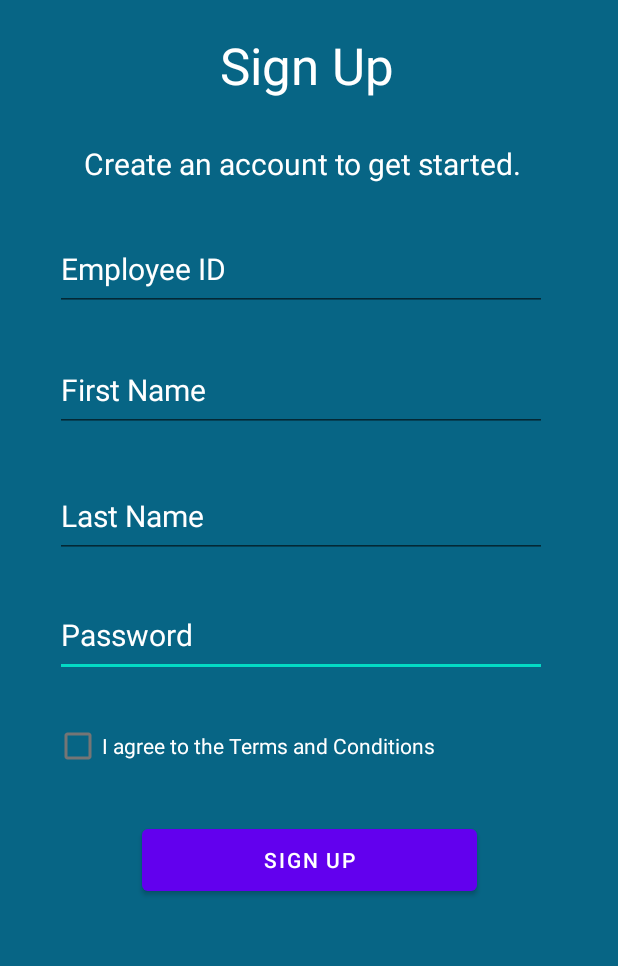
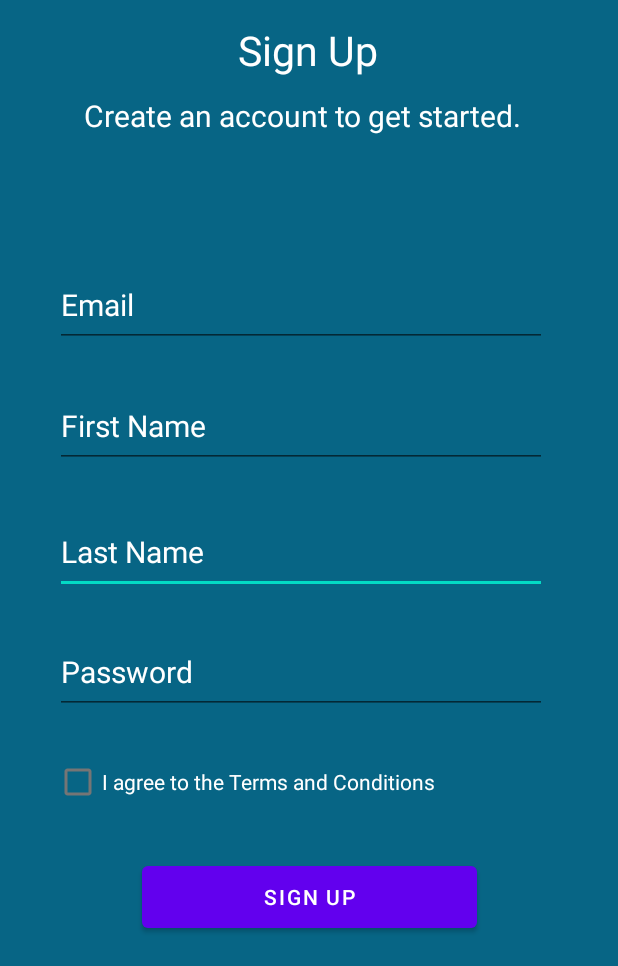
Before and after one commit to pagawaanNgCode/MedicalQRCodeInventorySystem, an Android app: the SignUpActivity screen opened directly, with no data from a screen before it, on a phone screen of 412 x 824 dp, the part 270-1236 px from its top. Run offline under Robolectric (Android 15) with nearby library versions, the phone set to English and light mode, and no system bars; our stand-ins replace Volley; network calls fail.

```diff
--- a/app/src/main/AndroidManifest.xml
+++ b/app/src/main/AndroidManifest.xml
@@ -13,7 +13,10 @@
         android:supportsRtl="true"
         android:theme="@style/Theme.MedicalQRCodeInventorySystem"
         android:usesCleartextTraffic="true">
-        <activity android:name=".MainActivity"></activity>
+        <activity android:name=".report.ReportEquipmentActivity"></activity>
+        <activity android:name=".landing.ReportLandingActivity" />
+        <activity android:name=".landing.BorrowOrReportActivity" />
+        <activity android:name=".MainActivity" />
         <activity android:name=".equipments.ViewEquipmentActivity" />
         <activity android:name=".equipments.EquipmentListActivity" />
         <activity android:name=".TestActivity" />
@@ -24,6 +27,7 @@
         <activity android:name=".landing.LandingActivity" />
         <activity android:name=".user.SignUpActivity" />
         <activity android:name=".scanner.QRCodeScannerActivity" />
+        <activity android:name=".util.ActivityDispatcherUtil" />
         <activity android:name=".SplashActivity">
             <intent-filter>
                 <action android:name="android.intent.action.MAIN" />
--- a/app/src/main/java/com/app/medicalqrcodeinventorysystem/SplashActivity.java
+++ b/app/src/main/java/com/app/medicalqrcodeinventorysystem/SplashActivity.java
@@ -25,6 +25,6 @@ public class SplashActivity extends AppCompatActivity {
             Intent intent=new Intent(SplashActivity.this, MainActivity.class);
             startActivity(intent);
             finish();
-        },2000);
+        },100);  // TODO return to 5000
     }
 }
--- a/app/src/main/java/com/app/medicalqrcodeinventorysystem/environment/Environment.java
+++ b/app/src/main/java/com/app/medicalqrcodeinventorysystem/environment/Environment.java
@@ -2,7 +2,7 @@ package com.app.medicalqrcodeinventorysystem.environment;
 
 public class Environment {
 
-//    public static final String ROOT_PATH = "http://192.168.1.11/medical-qr-system";
-
-    public static final String ROOT_PATH = "http://qrcodeinventorysystem.site";
+    public static final String ROOT_PATH = "http://192.168.1.13/medical-qr-system";
+//
+//    public static final String ROOT_PATH = "http://qrcodeinventorysystem.site";
 }
--- a/app/src/main/res/layout/activity_main.xml
+++ b/app/src/main/res/layout/activity_main.xml
@@ -24,7 +24,7 @@
         android:layout_width="270dp"
         android:layout_height="55dp"
         android:ems="10"
-        android:hint="Enter Employee ID"
+        android:hint="Enter Email"
         android:inputType="textPersonName"
         android:textColor="@color/white"
         android:textColorHint="@color/white"
@@ -84,7 +84,7 @@
         android:layout_width="323dp"
         android:layout_height="34dp"
         android:gravity="center"
-        android:textColor="@color/design_default_color_error"
+        android:textColor="@android:color/holo_red_light"
         android:textSize="18sp"
         app:layout_constraintBottom_toBottomOf="parent"
         app:layout_constraintEnd_toEndOf="parent"
--- a/app/src/main/res/layout/activity_sign_up.xml
+++ b/app/src/main/res/layout/activity_sign_up.xml
@@ -20,61 +20,72 @@
         app:layout_constraintVertical_bias="0.007"
          />
 
-    <EditText
-        android:id="@+id/passwordSignUpTxt"
-        android:layout_width="328dp"
-        android:layout_height="55dp"
-        android:ems="10"
-        android:hint="Password"
-        android:textColorHint="@color/white"
-        android:inputType="textPassword"
-        android:textColor="@color/white"
-        android:textSize="20sp"
-        app:layout_constraintBottom_toBottomOf="parent"
-        app:layout_constraintEnd_toEndOf="parent"
-        app:layout_constraintHorizontal_bias="0.433"
-        app:layout_constraintStart_toStartOf="parent"
-        app:layout_constraintTop_toTopOf="parent"
-        app:layout_constraintVertical_bias="0.73" />
-
     <TextView
         android:id="@+id/textView"
-        android:layout_width="331dp"
-        android:layout_height="53dp"
+        android:layout_width="288dp"
+        android:layout_height="35dp"
         android:gravity="center"
         android:text="Sign Up"
         android:textColor="@color/white"
         android:textColorHint="@color/white"
-        android:textSize="34sp"
+        android:textSize="27sp"
         app:layout_constraintBottom_toBottomOf="parent"
         app:layout_constraintEnd_toEndOf="parent"
-        app:layout_constraintHorizontal_bias="0.487"
+        app:layout_constraintHorizontal_bias="0.495"
         app:layout_constraintStart_toStartOf="parent"
         app:layout_constraintTop_toTopOf="parent"
-        app:layout_constraintVertical_bias="0.197" />
+        app:layout_constraintVertical_bias="0.189" />
 
     <TextView
-        android:id="@+id/textView2"
+        android:id="@+id/errorMessageTxtView"
         android:layout_width="331dp"
         android:layout_height="34dp"
         android:gravity="center"
-        android:text="Create an account to get started."
+        android:textColor="@android:color/holo_red_light"
+        android:textColorHint="@color/white"
         android:textSize="20sp"
-        android:textColor="@color/white"
-        android:textColorHint="@color/white"
         app:layout_constraintBottom_toBottomOf="parent"
         app:layout_constraintEnd_toEndOf="parent"
         app:layout_constraintHorizontal_bias="0.45"
         app:layout_constraintStart_toStartOf="parent"
         app:layout_constraintTop_toTopOf="parent"
-        app:layout_constraintVertical_bias="0.294" />
+        app:layout_constraintVertical_bias="0.328" />
+
+    <TextView
+        android:id="@+id/textView10"
+        android:layout_width="331dp"
+        android:layout_height="34dp"
+        android:gravity="center"
+        android:text="Create an account to get started."
+        android:textColor="@color/white"
+        android:textColorHint="@color/white"
+        android:textSize="20sp"
+        app:layout_constraintBottom_toBottomOf="parent"
+        app:layout_constraintEnd_toEndOf="parent"
+        app:layout_constraintHorizontal_bias="0.45"
+        app:layout_constraintStart_toStartOf="parent"
+        app:layout_constraintTop_toTopOf="parent"
+        app:layout_constraintVertical_bias="0.251" />
+
+    <Button
+        android:id="@+id/registerBtn"
+        android:layout_width="223dp"
+        android:layout_height="53dp"
+        android:onClick="register"
+        android:text="Sign Up"
+        app:iconTint="@color/black"
+        app:layout_constraintBottom_toBottomOf="parent"
+        app:layout_constraintEnd_toEndOf="parent"
+        app:layout_constraintStart_toStartOf="parent"
+        app:layout_constraintTop_toTopOf="parent"
+        app:layout_constraintVertical_bias="0.973" />
 
     <EditText
-        android:id="@+id/employeeIdTxt"
+        android:id="@+id/lastNameTxt"
         android:layout_width="328dp"
         android:layout_height="55dp"
         android:ems="10"
-        android:hint="Employee ID"
+        android:hint="Last Name"
         android:inputType="textPersonName"
         android:textColor="@color/white"
         android:textColorHint="@color/white"
@@ -84,7 +95,37 @@
         app:layout_constraintHorizontal_bias="0.433"
         app:layout_constraintStart_toStartOf="parent"
         app:layout_constraintTop_toTopOf="parent"
-        app:layout_constraintVertical_bias="0.387" />
+        app:layout_constraintVertical_bias="0.652" />
+
+    <CheckBox
+        android:id="@+id/agreeCBox"
+        android:layout_width="321dp"
+        android:layout_height="40dp"
+        android:text="I agree to the Terms and Conditions"
+        android:textColor="@color/white"
+        app:layout_constraintBottom_toBottomOf="parent"
+        app:layout_constraintEnd_toEndOf="parent"
+        app:layout_constraintHorizontal_bias="0.4"
+        app:layout_constraintStart_toStartOf="parent"
+        app:layout_constraintTop_toTopOf="parent"
+        app:layout_constraintVertical_bias="0.859" />
+
+    <EditText
+        android:id="@+id/passwordSignUpTxt"
+        android:layout_width="328dp"
+        android:layout_height="55dp"
+        android:ems="10"
+        android:hint="Password"
+        android:inputType="textPassword"
+        android:textColor="@color/white"
+        android:textColorHint="@color/white"
+        android:textSize="20sp"
+        app:layout_constraintBottom_toBottomOf="parent"
+        app:layout_constraintEnd_toEndOf="parent"
+        app:layout_constraintHorizontal_bias="0.433"
+        app:layout_constraintStart_toStartOf="parent"
+        app:layout_constraintTop_toTopOf="parent"
+        app:layout_constraintVertical_bias="0.764" />
 
     <EditText
         android:id="@+id/firstNameTxt"
@@ -100,49 +141,24 @@
         app:layout_constraintEnd_toEndOf="parent"
         app:layout_constraintHorizontal_bias="0.433"
         app:layout_constraintStart_toStartOf="parent"
-        app:layout_constraintTop_toTopOf="parent" />
+        app:layout_constraintTop_toTopOf="parent"
+        app:layout_constraintVertical_bias="0.534" />
 
     <EditText
-        android:id="@+id/lastNameTxt"
+        android:id="@+id/employeeIdTxt"
         android:layout_width="328dp"
         android:layout_height="55dp"
         android:ems="10"
-        android:hint="Last Name"
-        android:textColorHint="@color/white"
+        android:hint="Email"
         android:inputType="textPersonName"
         android:textColor="@color/white"
+        android:textColorHint="@color/white"
         android:textSize="20sp"
         app:layout_constraintBottom_toBottomOf="parent"
         app:layout_constraintEnd_toEndOf="parent"
         app:layout_constraintHorizontal_bias="0.433"
         app:layout_constraintStart_toStartOf="parent"
         app:layout_constraintTop_toTopOf="parent"
-        app:layout_constraintVertical_bias="0.618" />
-
-    <CheckBox
-        android:id="@+id/agreeCBox"
-        android:layout_width="321dp"
-        android:layout_height="40dp"
-        android:textColor="@color/white"
-        android:text="I agree to the Terms and Conditions"
-        app:layout_constraintBottom_toBottomOf="parent"
-        app:layout_constraintEnd_toEndOf="parent"
-        app:layout_constraintHorizontal_bias="0.4"
-        app:layout_constraintStart_toStartOf="parent"
-        app:layout_constraintTop_toTopOf="parent"
-        app:layout_constraintVertical_bias="0.826" />
-
-    <Button
-        android:id="@+id/registerBtn"
-        android:layout_width="223dp"
-        android:layout_height="53dp"
-        android:onClick="register"
-        android:text="Sign Up"
-        app:iconTint="@color/black"
-        app:layout_constraintBottom_toBottomOf="parent"
-        app:layout_constraintEnd_toEndOf="parent"
-        app:layout_constraintStart_toStartOf="parent"
-        app:layout_constraintTop_toTopOf="parent"
-        app:layout_constraintVertical_bias="0.938" />
+        app:layout_constraintVertical_bias="0.421" />
 
 </androidx.constraintlayout.widget.ConstraintLayout>
```
Also changed, not shown: app/src/main/java/com/app/medicalqrcodeinventorysystem/MainActivity.java (+4 -3 lines), app/src/main/java/com/app/medicalqrcodeinventorysystem/dto/ReportEquipmentDTO.java (added, +9 -0 lines), app/src/main/java/com/app/medicalqrcodeinventorysystem/landing/BorrowOrReportActivity.java (added, +49 -0 lines), app/src/main/java/com/app/medicalqrcodeinventorysystem/landing/ReportLandingActivity.java (added, +40 -0 lines), app/src/main/java/com/app/medicalqrcodeinventorysystem/report/ReportEquipmentActivity.java (added, +132 -0 lines), app/src/main/java/com/app/medicalqrcodeinventorysystem/scanner/QRCodeScannerActivity.java (+7 -8 lines), app/src/main/java/com/app/medicalqrcodeinventorysystem/user/SignUpActivity.java (+13 -10 lines), app/src/main/java/com/app/medicalqrcodeinventorysystem/util/ActivityDispatcherUtil.java (added, +22 -0 lines), app/src/main/res/layout/activity_borrow_or_report.xml (added, +49 -0 lines), app/src/main/res/layout/activity_report_equipment.xml (added, +192 -0 lines), app/src/main/res/layout/activity_report_landing.xml (added, +52 -0 lines).
